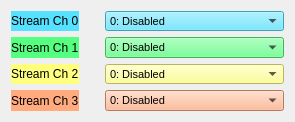
First picture: the form in new_look/streams_info.ui, repository cristinasewell/ATCA_PyDM_Screens, before the edit.
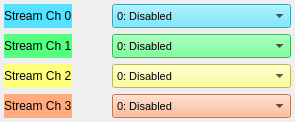
Second picture: the form after the edit. Custom widgets are drawn as their Qt base class.

Commit message: MNT: fix attenuators layout a bit

```diff
--- a/new_look/streams_info.ui
+++ b/new_look/streams_info.ui
@@ -48,7 +48,19 @@
 }
 </string>
   </property>
-  <layout class="QGridLayout" name="gridLayout">
+  <layout class="QGridLayout" name="gridLayout" columnminimumwidth="0,0,0,0">
+   <property name="leftMargin">
+    <number>4</number>
+   </property>
+   <property name="topMargin">
+    <number>4</number>
+   </property>
+   <property name="rightMargin">
+    <number>4</number>
+   </property>
+   <property name="bottomMargin">
+    <number>4</number>
+   </property>
    <item row="0" column="0">
     <widget class="QLabel" name="label">
      <property name="styleSheet">
```
The commit also changes 3 other files.
